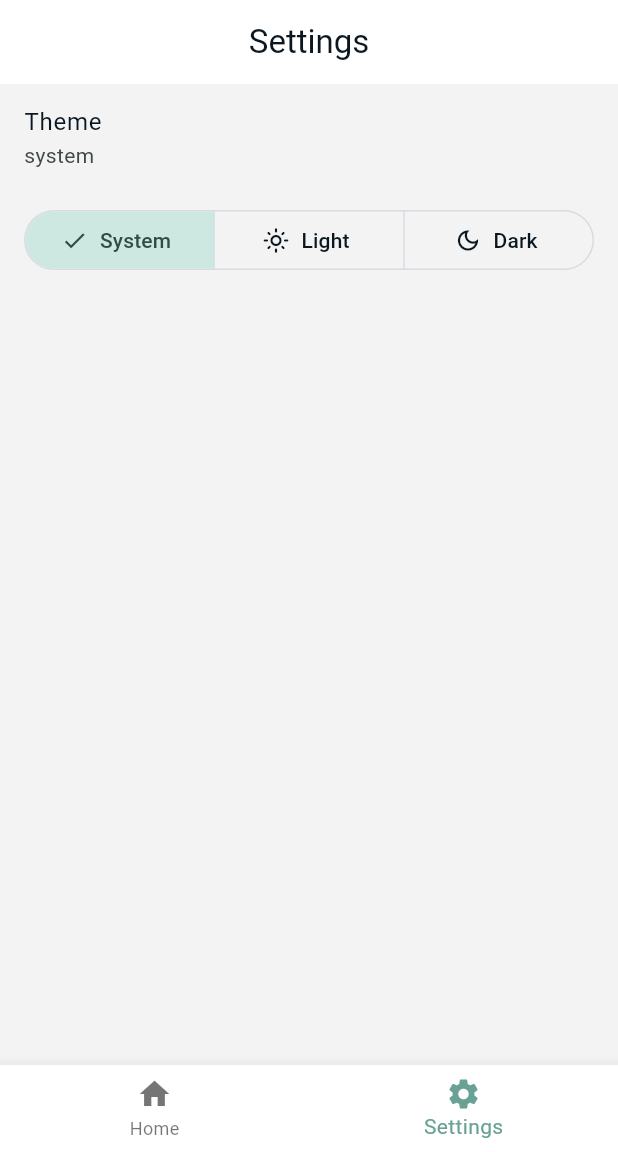
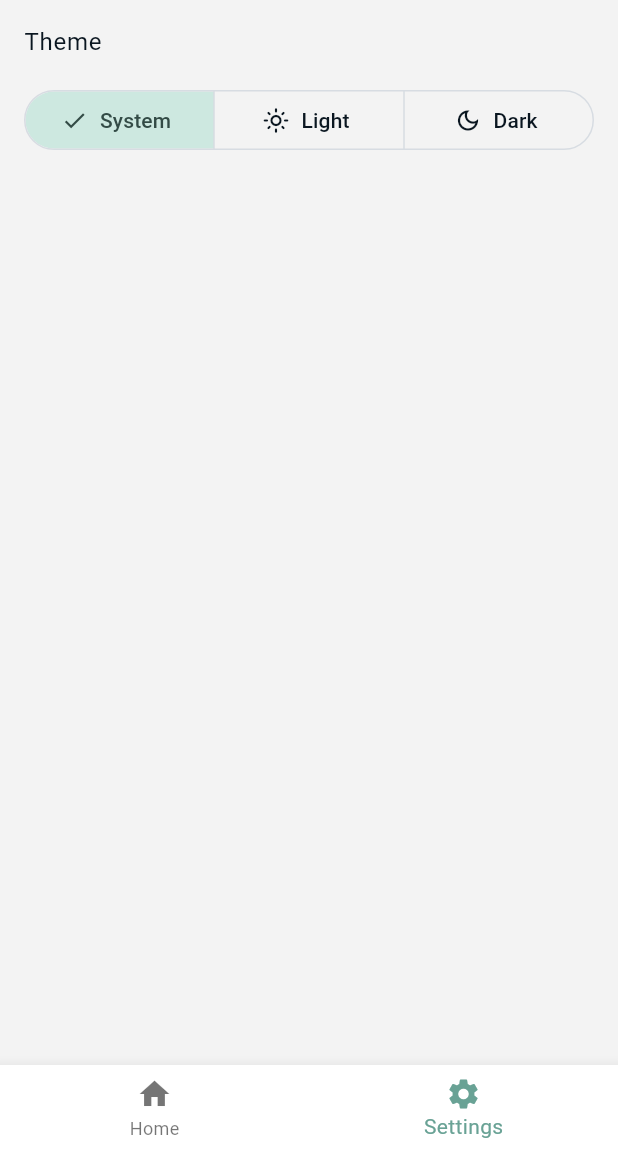
Before and after one commit to awmusicstudio/template_v2, a Flutter app: the SettingsScreen screen opened by its route, on a phone screen of 412 x 824 dp, the part 84-1236 px from its top. Run offline on Flutter 3.47's test engine with Material 3 defaults, Android fonts, the phone set to English and light mode, and no system bars; our stand-ins replace flutter_riverpod, go_router.

Commit message:
settings page tweak

```diff
--- a/lib/screens/settings_screen.dart
+++ b/lib/screens/settings_screen.dart
@@ -8,12 +8,15 @@ class SettingsScreen extends ConsumerWidget {
   Widget build(BuildContext context, WidgetRef ref) {
     final themeMode = ref.watch(themeModeProvider);
     return Scaffold(
-      appBar: AppBar(title: const Text('Settings')),
+      /* appBar: AppBar(
+        title: const Text('Settings'),
+        backgroundColor: Colors.transparent,
+      ), */
       body: ListView(
         children: [
-          ListTile(title: const Text('Theme'), subtitle: Text(themeMode.name)),
+          ListTile(title: const Text('Theme')),
           Padding(
-            padding: const EdgeInsets.symmetric(horizontal: 16, vertical: 8),
+            padding: const EdgeInsets.symmetric(horizontal: 16),
             child: SegmentedButton<ThemeMode>(
               segments: const [
                 ButtonSegment(
```
